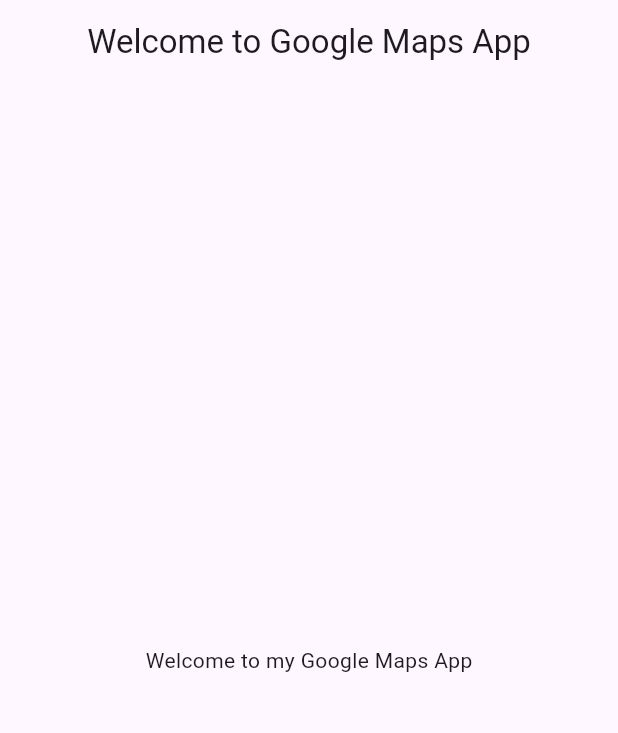
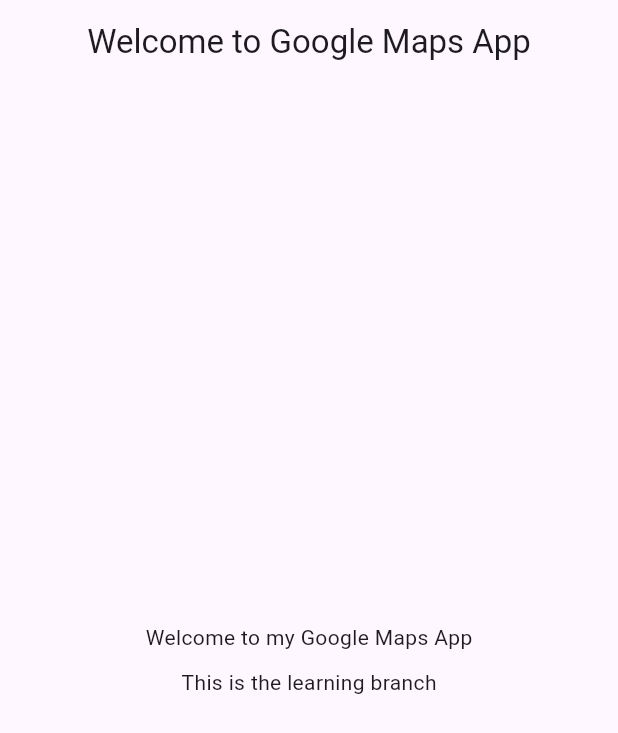
Before and after one commit to khaled365-code/Advanced_Google_Maps_Learning, a Flutter app: the screen it shows after launch, on a phone screen of 412 x 824 dp. Shown: the top 733 px of the screen. Run offline on Flutter 3.47's test engine with Material 3 defaults, Android fonts, the phone set to English and light mode, and no system bars; our stand-ins replace flutter_bloc.

Commit message:
Adding text to first_screen.dart

```diff
--- a/lib/features/example/presenation/views/screens/first_screen.dart
+++ b/lib/features/example/presenation/views/screens/first_screen.dart
@@ -18,6 +18,9 @@
         children:
         [
           Center(child: Text('Welcome to my Google Maps App')),
+          SizedBox(height: 10,),
+          Center(child: Text('This is the learning branch')),
+
         ],
       ),
 
```
